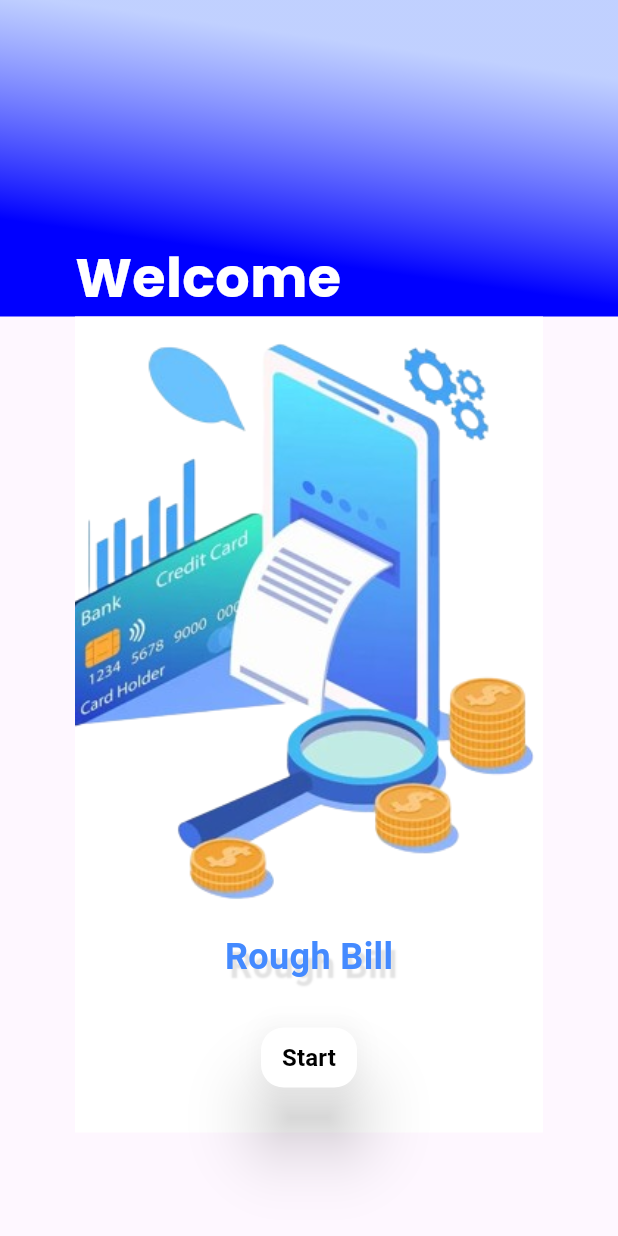
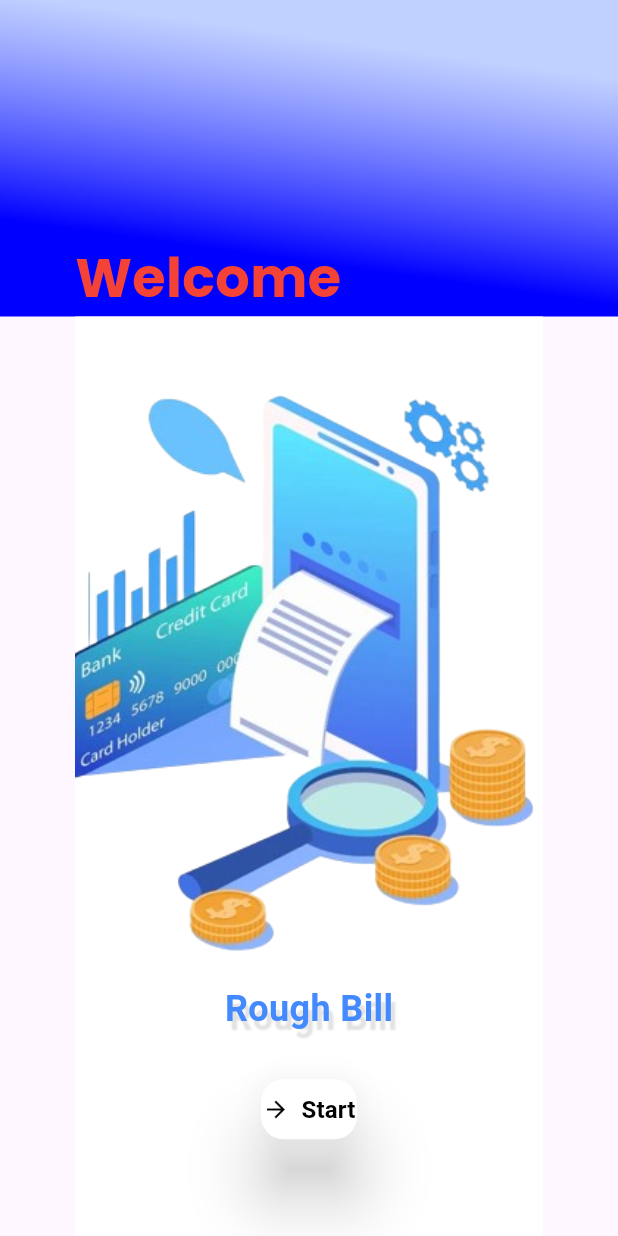
Before and after one commit to LO5TKING/billing, a Flutter app: the screen it shows after launch, on a phone screen of 412 x 824 dp. Run offline on Flutter 3.47's test engine with Material 3 defaults, Android fonts, the phone set to English and light mode, and no system bars; our stand-ins replace flutter_blue_plus, get, google_fonts, pdf, permission_handler, shared_preferences; missing offline and left inert: esc_pos_utils, google_mlkit_digital_ink_recognition.

```diff
--- a/lib/app/routes/app_pages.dart
+++ b/lib/app/routes/app_pages.dart
@@ -2,18 +2,14 @@ import 'package:billing/ui/splash_screen.dart';
 import 'package:get/get.dart';
 import '../binding/home_binding.dart';
 
-part 'app_routes.dart';
+class AppPages {
 
-class AppPages {
-  AppPages._();
+  static const String splash = "/splash";
 
-  static const INITIAL = Routes.HOME;
-
-  static final routes = [
+  static List<GetPage> routes = [
     GetPage(
-      name: _Paths.HOME,
-      page: () => SplashScreen(),
-      binding: HomeBinding(),
+      name: splash,
+      page: () => const SplashScreen(),
     ),
   ];
 }
--- a/lib/app/routes/app_routes.dart
+++ /dev/null
@@ -1,12 +0,0 @@
-part of 'app_pages.dart';
-// DO NOT EDIT. This is code generated via package:get_cli/get_cli.dart
-
-abstract class Routes {
-  Routes._();
-  static const HOME = _Paths.HOME;
-}
-
-abstract class _Paths {
-  _Paths._();
-  static const HOME = '/home';
-}
--- a/lib/main.dart
+++ b/lib/main.dart
@@ -1,3 +1,4 @@
+import 'package:billing/app/binding/home_binding.dart';
 import 'package:billing/ui/splash_screen.dart';
 import 'package:flutter/gestures.dart';
 import 'package:flutter/material.dart';
@@ -5,10 +6,10 @@ import 'package:get/get.dart';
 
 import 'app/routes/app_pages.dart';
 
-void main() {
+void main() async {
   WidgetsFlutterBinding.ensureInitialized();
-  GestureBinding.instance.resamplingEnabled = true;
   runApp(const MyApp());
+
 }
 
 class MyApp extends StatelessWidget {
@@ -17,13 +18,19 @@ class MyApp extends StatelessWidget {
   @override
   Widget build(BuildContext context) {
     return GetMaterialApp(
-      title: 'Flutter Demo',
-      theme: ThemeData(
-        colorScheme: ColorScheme.fromSeed(seedColor: Colors.deepPurple),
-        useMaterial3: true,
-      ),
+      title: 'Billing App',
+      debugShowCheckedModeBanner: false,
+      useInheritedMediaQuery: true,
+      theme: ThemeData(useMaterial3: true),
+      home: const SplashScreen(),
       getPages: AppPages.routes,
-      home: SplashScreen(),
+      opaqueRoute: true,
+      // defaultTransition: Transition.native,
+      // getPages: AppPages.routes,
+      // home: SplashScreen(),
+      // smartManagement: SmartManagement.full,
+      // opaqueRoute: true,
+      locale: const Locale('en', 'US'),
     );
   }
 }
--- a/lib/ui/splash_screen.dart
+++ b/lib/ui/splash_screen.dart
@@ -3,25 +3,27 @@ import 'package:billing/app/config/design_constants.dart';
 import 'package:billing/ui/clients/billing_options.dart';
 import 'package:flutter/material.dart';
 import 'package:get/route_manager.dart';
-import 'package:get/get.dart';
+// import 'package:get/get.dart';
 import 'package:google_fonts/google_fonts.dart';
 import '../controllers/scribble_controller.dart';
 
 class SplashScreen extends StatelessWidget {
+  const SplashScreen({Key? key}) : super(key: key);
+
   @override
   Widget build(BuildContext context) {
     return SafeArea(
       child: Scaffold(
         body: SizedBox(
-          height: Get.height,
-          width: Get.width,
+          height: MediaQuery.of(context).size.height,
+          width: MediaQuery.of(context).size.width,
           child: Column(
             mainAxisAlignment: MainAxisAlignment.start,
             crossAxisAlignment: CrossAxisAlignment.start,
             children: [
               Container(
                 padding: const EdgeInsets.only(left: DesignConstants.padding50),
-                width: Get.width,
+                width: MediaQuery.of(context).size.width,
                 decoration: const BoxDecoration(
                   gradient: LinearGradient(
                     begin: Alignment(1, -0.5),
@@ -42,16 +44,18 @@ class SplashScreen extends StatelessWidget {
                       style: GoogleFonts.poppins(
                         fontSize: 36,
                         fontWeight: FontWeight.bold,
-                        color: Colors.white,
+                        color: Colors.red,
                       ),
                     ),
                   ],
                 ),
               ),
-              Padding(
+              Expanded(
+                child: Padding(
                   padding: const EdgeInsets.symmetric(
                       horizontal: DesignConstants.padding50),
                   child: Container(
+                    width: double.infinity,
                     decoration: const BoxDecoration(
                       gradient: LinearGradient(
                         begin: Alignment.topRight,
@@ -59,10 +63,6 @@ class SplashScreen extends StatelessWidget {
                         colors: [AppColors.lightYelloGradient, Colors.white],
                       ),
                     ),
-                  child: Column(
-                    crossAxisAlignment: CrossAxisAlignment.start,
-                    children: [
-                      Center(
                     child: Column(
                       mainAxisAlignment: MainAxisAlignment.center,
                       children: [
@@ -101,14 +101,13 @@ class SplashScreen extends StatelessWidget {
                               backgroundColor: Colors.white,
                               iconColor: Colors.black,
                               shape: RoundedRectangleBorder(
-                                        borderRadius:
-                                            BorderRadius.circular(15.0),
+                                borderRadius: BorderRadius.circular(15.0),
                               ),
                             ),
-                                    onPressed: () {
-                                      Get.to(() =>const BillingOptions());
-                                    },
-                                    label: Text(
+                            onPressed: () =>
+                                Get.to(() => const BillingOptions()),
+                            icon: const Icon(Icons.arrow_forward),
+                            label: const Text(
                               'Start',
                               style: TextStyle(
                                 fontSize: 16,
@@ -116,12 +115,10 @@ class SplashScreen extends StatelessWidget {
                                 fontWeight: FontWeight.bold,
                               ),
                             ),
-                                )
+                          ),
                         ),
                       ],
                     ),
-                      ),
-                    ],
                   ),
                 ),
               ),
```
Also changed, not shown: lib/controllers/home_controller.dart (+67 -67 lines), lib/controllers/scribble_controller.dart (+44 -37 lines), lib/controllers/splash_controller.dart (deleted, +0 -93 lines), lib/print/print_controller.dart (+135 -88 lines), lib/ui/billing/billing.dart (+8 -6 lines), lib/ui/splash_page.dart (deleted, +0 -65 lines), pubspec.lock (deleted). Lines whose indentation alone changed are shown as unchanged.
